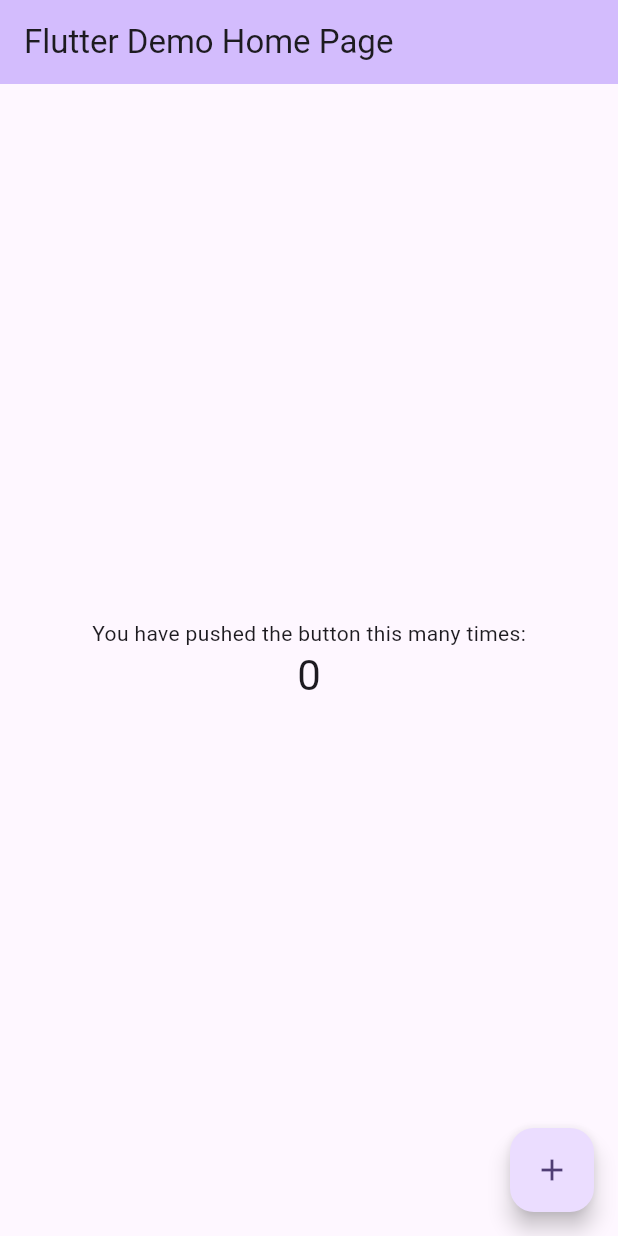
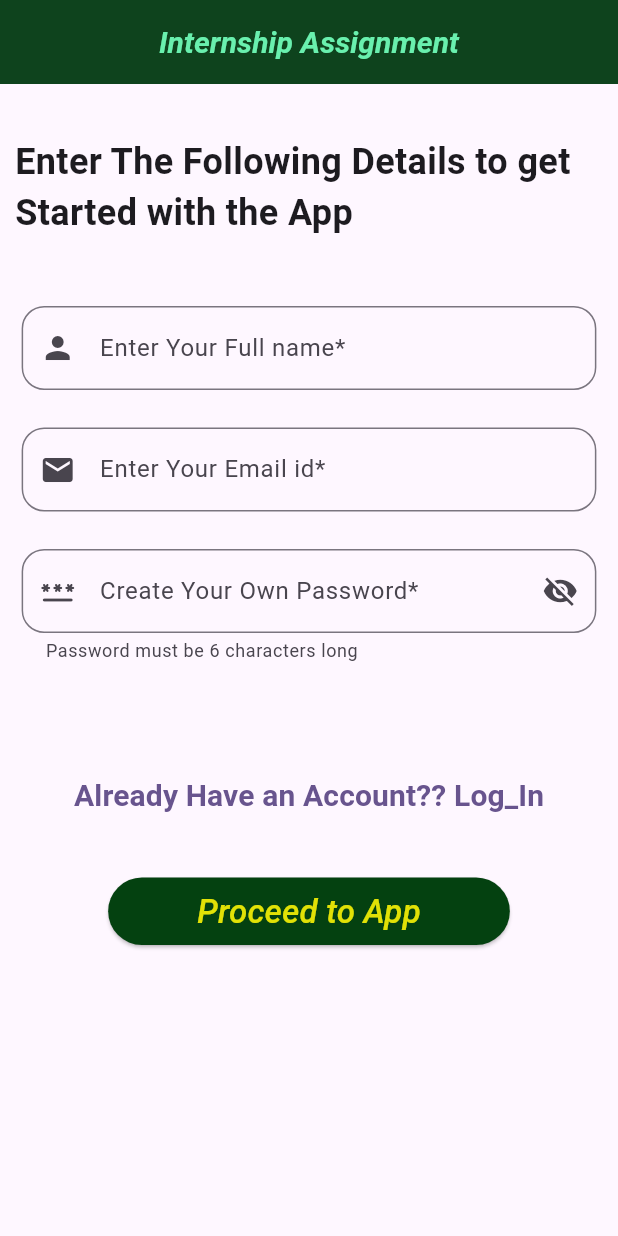
Before and after one commit to LAKSH3002/Internship_Assignment, a Flutter app: the screen it shows after launch, on a phone screen of 412 x 824 dp. Run offline on Flutter 3.47's test engine with Material 3 defaults, Android fonts, the phone set to English and light mode, and no system bars; our stand-ins replace animated_splash_screen, email_validator.

Commit message:
Created Signup and Login pages

```diff
--- /dev/null
+++ b/myinternshipapp/lib/Screens/Signup.dart
@@ -0,0 +1,280 @@
+// ignore: file_names
+import 'package:flutter/material.dart';
+import 'package:email_validator/email_validator.dart';
+import 'package:myinternshipapp/Screens/HomeScreen.dart';
+import 'package:myinternshipapp/Screens/login.dart';
+
+class Signup extends StatefulWidget {
+  const Signup({super.key});
+
+  @override
+  State<Signup> createState() => _SignupState();
+}
+
+class _SignupState extends State<Signup> {
+  // text editing controller
+  final _formkey = GlobalKey<FormState>();
+  bool passwordVisible = true;
+  TextEditingController emailcontroller = TextEditingController();
+  TextEditingController passwordcontroller = TextEditingController();
+  TextEditingController namecontroller = TextEditingController();
+  // bool _validate = false;
+
+  @override
+  void dispose() {
+    emailcontroller.dispose();
+    super.dispose();
+  }
+
+  // Method to validate the email the take
+  // the user email as an input and
+  // print the bool value in the console.
+  // Function to validate email id.
+  void Validate(String email) {
+    bool isvalid = EmailValidator.validate(email);
+    print(isvalid);
+  }
+
+  @override
+  void initState() {
+    super.initState();
+  }
+
+  @override
+  Widget build(BuildContext context) {
+    final screenwidth = MediaQuery.of(context).size.width;
+
+    return Scaffold(
+      appBar: AppBar(
+        backgroundColor: Color.fromARGB(255, 4, 65, 16),
+        elevation: 5,
+        centerTitle: true,
+        title: const Text(
+          'Internship Assignment',
+          style: TextStyle(
+              fontSize: 20,
+              color: Colors.greenAccent,
+              fontWeight: FontWeight.bold,
+              fontStyle: FontStyle.italic),
+        ),
+      ),
+      body: SingleChildScrollView(
+        child: Form(
+          key: _formkey,
+          child: Column(
+            crossAxisAlignment: CrossAxisAlignment.start,
+            children: [
+              // const SizedBox(height:15),
+              // Text(screenwidth.toString()),
+              const SizedBox(height: 35),
+
+              const Padding(
+                padding: EdgeInsets.fromLTRB(10, 0, 10, 10),
+                child: Center(
+                  child: Text(
+                    "Enter The Following Details to get Started with the App",
+                    style: TextStyle(fontSize: 24, fontWeight: FontWeight.bold),
+                  ),
+                ),
+              ),
+
+              const SizedBox(height: 25),
+
+              // Name Box
+              Center(
+                child: Padding(
+                  padding: const EdgeInsets.fromLTRB(0, 10, 0, 15),
+                  child: SizedBox(
+                    width: screenwidth * 0.93,
+                    child: TextFormField(
+                      controller: namecontroller,
+                      validator: (value) {
+                        if (value == null || value.isEmpty) {
+                          return 'Please enter your name';
+                        }
+                        if (!RegExp(r'^[a-zA-Z\s]+$').hasMatch(value)) {
+                          return 'Name must only contain letters';
+                        }
+                        return null;
+                      },
+                      decoration: InputDecoration(
+                        prefixIcon: Icon(Icons.person),
+                        hintText: "Enter Your Full name*",
+                        border: OutlineInputBorder(
+                            borderRadius: BorderRadius.circular(15.0)),
+                        errorBorder: OutlineInputBorder(),
+                      ),
+                    ),
+                  ),
+                ),
+              ),
+
+              // Email Box
+              Center(
+                child: Padding(
+                  padding: const EdgeInsets.fromLTRB(0, 10, 0, 15),
+                  child: SizedBox(
+                    width: screenwidth * 0.93,
+                    child: TextFormField(
+                      controller: emailcontroller,
+                      keyboardType: TextInputType.multiline,
+                      decoration: InputDecoration(
+                        prefixIcon: Icon(Icons.email),
+                        hintText: "Enter Your Email id*",
+                        border: OutlineInputBorder(
+                            borderRadius: BorderRadius.circular(15.0)),
+                        errorBorder: OutlineInputBorder(),
+                      ),
+                      validator: (value) {
+                        if (value == null || value.isEmpty) {
+                          return 'Please enter your Email Id';
+                        }
+                        final emailRegex =
+                            RegExp(r'^[\w-\.]+@([\w-]+\.)+[\w-]{2,4}$');
+                        if (!emailRegex.hasMatch(value)) {
+                          return 'Please enter a valid email';
+                        }
+                        return null;
+                      },
+                    ),
+                  ),
+                ),
+              ),
+
+              // Password Box
+              Center(
+                child: Padding(
+                  padding: const EdgeInsets.fromLTRB(0, 10, 0, 15),
+                  child: SizedBox(
+                    width: screenwidth * 0.93,
+                    child: TextFormField(
+                        controller: passwordcontroller,
+                        obscureText: passwordVisible,
+                        decoration: InputDecoration(
+                          prefixIcon: const Icon(Icons.password_rounded),
+                          hintText: "Create Your Own Password*",
+                          border: OutlineInputBorder(
+                              borderRadius: BorderRadius.circular(15.0)),
+                          errorBorder: OutlineInputBorder(),
+                          helperText: "Password must be 6 characters long",
+                          suffixIcon: IconButton(
+                            icon: Icon(passwordVisible
+                                ? Icons.visibility_off
+                                : Icons.visibility),
+                            onPressed: () {
+                              setState(
+                                () {
+                                  passwordVisible = !passwordVisible;
+                                },
+                              );
+                            },
+                          ),
+                        ),
+                        validator: (value) {
+                          if (value == null || value.isEmpty) {
+                            return 'Please enter your password';
+                          }
+                          // Validate password length between 6 to 13 characters
+                          if (value.length < 6 || value.length > 13) {
+                            return 'Password must be 6 to 13 characters long';
+                          }
+                          return null;
+                        },
+                        keyboardType: TextInputType.visiblePassword,
+                        textInputAction: TextInputAction.done),
+                  ),
+                ),
+              ),
+
+              const SizedBox(height: 50),
+              // Option to move to Login Screen
+              Center(
+                child: TextButton(
+                    onPressed: () {
+                      Navigator.of(context).push(MaterialPageRoute(
+                          builder: (BuildContext context) =>
+                              const loginscreen()));
+                    },
+                    child: Center(
+                      child: Text(
+                        'Already Have an Account?? Log_In',
+                        style: TextStyle(fontSize: 20, fontWeight: FontWeight.bold),
+                      ),
+                    )),
+              ),
+
+              const SizedBox(
+                height: 30,
+              ),
+
+              Center(
+                child: Padding(
+                  padding: const EdgeInsets.fromLTRB(0, 0, 0, 10),
+                  child: SizedBox(
+                    width: screenwidth * 0.65,
+                    height: 45,
+                    child: ElevatedButton(
+                        style: ElevatedButton.styleFrom(
+                            foregroundColor: const Color.fromARGB(255, 225, 225, 6),
+                            backgroundColor: Color.fromARGB(255, 4, 65, 16)),
+                        // User entry with email and password.
+                        onPressed: () async {
+                          try {
+                            if (_formkey.currentState!.validate()) {
+                              print('Name: ${namecontroller.text}');
+                              print('Email: ${emailcontroller.text}');
+                              print('Password: ${passwordcontroller.text}');
+                            }
+                            //     await FirebaseAuth.instance
+                            //         .createUserWithEmailAndPassword(
+                            //             email: emailcontroller.text,
+                            //             password: passwordcontroller.text)
+                            //         .then((value) {
+                            //       print("New Account Created");
+                            //       showDialog(
+                            //         context: context,
+                            //         builder: (ctx) => AlertDialog(
+                            //           title:
+                            //               const Text("Successful registration!!"),
+                            //           content: const Text(
+                            //               "You have Created A New Account!!"),
+                            //           actions: <Widget>[
+                            //             TextButton(
+                            //               onPressed: () {
+                            //                 Navigator.of(context)
+                            //                     .push(MaterialPageRoute(
+                            //                         builder:
+                            //                             (BuildContext context) =>
+                            //                                 HomeScreen()))
+                            //                     .onError((error, stackTrace) {});
+                            //               },
+                            //               child: Container(
+                            //                 color: Colors.green,
+                            //                 padding: const EdgeInsets.all(14),
+                            //                 child: const Text("okay"),
+                            //               ),
+                            //             ),
+                            //           ],
+                            //         ),
+                            //       );
+                            //     });
+                          } catch (e) {
+                            print(e);
+                            print("Incomplete Entries");
+                          }
+                        },
+                        child: const Text(
+                          "Proceed to App",
+                          style: TextStyle(
+                              fontSize: 22, fontStyle: FontStyle.italic),
+                        )),
+                  ),
+                ),
+              ),
+            ],
+          ),
+        ),
+      ),
+    );
+  }
+}
--- a/myinternshipapp/lib/main.dart
+++ b/myinternshipapp/lib/main.dart
@@ -1,4 +1,5 @@
 import 'package:flutter/material.dart';
+import 'package:myinternshipapp/Screens/welcomescreen.dart';
 
 void main() {
   runApp(const MyApp());
@@ -11,115 +12,12 @@
   @override
   Widget build(BuildContext context) {
     return MaterialApp(
-      title: 'Flutter Demo',
+      debugShowCheckedModeBanner: false,
       theme: ThemeData(
-        // This is the theme of your application.
-        //
-        // TRY THIS: Try running your application with "flutter run". You'll see
-        // the application has a purple toolbar. Then, without quitting the app,
-        // try changing the seedColor in the colorScheme below to Colors.green
-        // and then invoke "hot reload" (save your changes or press the "hot
-        // reload" button in a Flutter-supported IDE, or press "r" if you used
-        // the command line to start the app).
-        //
-        // Notice that the counter didn't reset back to zero; the application
-        // state is not lost during the reload. To reset the state, use hot
-        // restart instead.
-        //
-        // This works for code too, not just values: Most code changes can be
-        // tested with just a hot reload.
         colorScheme: ColorScheme.fromSeed(seedColor: Colors.deepPurple),
         useMaterial3: true,
       ),
-      home: const MyHomePage(title: 'Flutter Demo Home Page'),
+      home: const Welcomescreen(),
     );
   }
 }
-
-class MyHomePage extends StatefulWidget {
-  const MyHomePage({super.key, required this.title});
-
-  // This widget is the home page of your application. It is stateful, meaning
-  // that it has a State object (defined below) that contains fields that affect
-  // how it looks.
-
-  // This class is the configuration for the state. It holds the values (in this
-  // case the title) provided by the parent (in this case the App widget) and
-  // used by the build method of the State. Fields in a Widget subclass are
-  // always marked "final".
-
-  final String title;
-
-  @override
-  State<MyHomePage> createState() => _MyHomePageState();
-}
-
-class _MyHomePageState extends State<MyHomePage> {
-  int _counter = 0;
-
-  void _incrementCounter() {
-    setState(() {
-      // This call to setState tells the Flutter framework that something has
-      // changed in this State, which causes it to rerun the build method below
-      // so that the display can reflect the updated values. If we changed
-      // _counter without calling setState(), then the build method would not be
-      // called again, and so nothing would appear to happen.
-      _counter++;
-    });
-  }
-
-  @override
-  Widget build(BuildContext context) {
-    // This method is rerun every time setState is called, for instance as done
-    // by the _incrementCounter method above.
-    //
-    // The Flutter framework has been optimized to make rerunning build methods
-    // fast, so that you can just rebuild anything that needs updating rather
-    // than having to individually change instances of widgets.
-    return Scaffold(
-      appBar: AppBar(
-        // TRY THIS: Try changing the color here to a specific color (to
-        // Colors.amber, perhaps?) and trigger a hot reload to see the AppBar
-        // change color while the other colors stay the same.
-        backgroundColor: Theme.of(context).colorScheme.inversePrimary,
-        // Here we take the value from the MyHomePage object that was created by
-        // the App.build method, and use it to set our appbar title.
-        title: Text(widget.title),
-      ),
-      body: Center(
-        // Center is a layout widget. It takes a single child and positions it
-        // in the middle of the parent.
-        child: Column(
-          // Column is also a layout widget. It takes a list of children and
-          // arranges them vertically. By default, it sizes itself to fit its
-          // children horizontally, and tries to be as tall as its parent.
-          //
-          // Column has various properties to control how it sizes itself and
-          // how it positions its children. Here we use mainAxisAlignment to
-          // center the children vertically; the main axis here is the vertical
-          // axis because Columns are vertical (the cross axis would be
-          // horizontal).
-          //
-          // TRY THIS: Invoke "debug painting" (choose the "Toggle Debug Paint"
-          // action in the IDE, or press "p" in the console), to see the
-          // wireframe for each widget.
-          mainAxisAlignment: MainAxisAlignment.center,
-          children: <Widget>[
-            const Text(
-              'You have pushed the button this many times:',
-            ),
-            Text(
-              '$_counter',
-              style: Theme.of(context).textTheme.headlineMedium,
-            ),
-          ],
-        ),
-      ),
-      floatingActionButton: FloatingActionButton(
-        onPressed: _incrementCounter,
-        tooltip: 'Increment',
-        child: const Icon(Icons.add),
-      ), // This trailing comma makes auto-formatting nicer for build methods.
-    );
-  }
-}
```
Also changed, not shown: myinternshipapp/lib/Plan.txt (added, +24 -0 lines), myinternshipapp/lib/Screens/Audioscreen.dart (added, +15 -0 lines), myinternshipapp/lib/Screens/HomeScreen.dart (added, +15 -0 lines), myinternshipapp/lib/Screens/login.dart (added, +175 -0 lines), myinternshipapp/lib/Screens/welcomescreen.dart (added, +42 -0 lines), myinternshipapp/pubspec.yaml (+4 -3 lines), myinternshipapp/assets/images/trace.jpeg (added), myinternshipapp/pubspec.lock.
